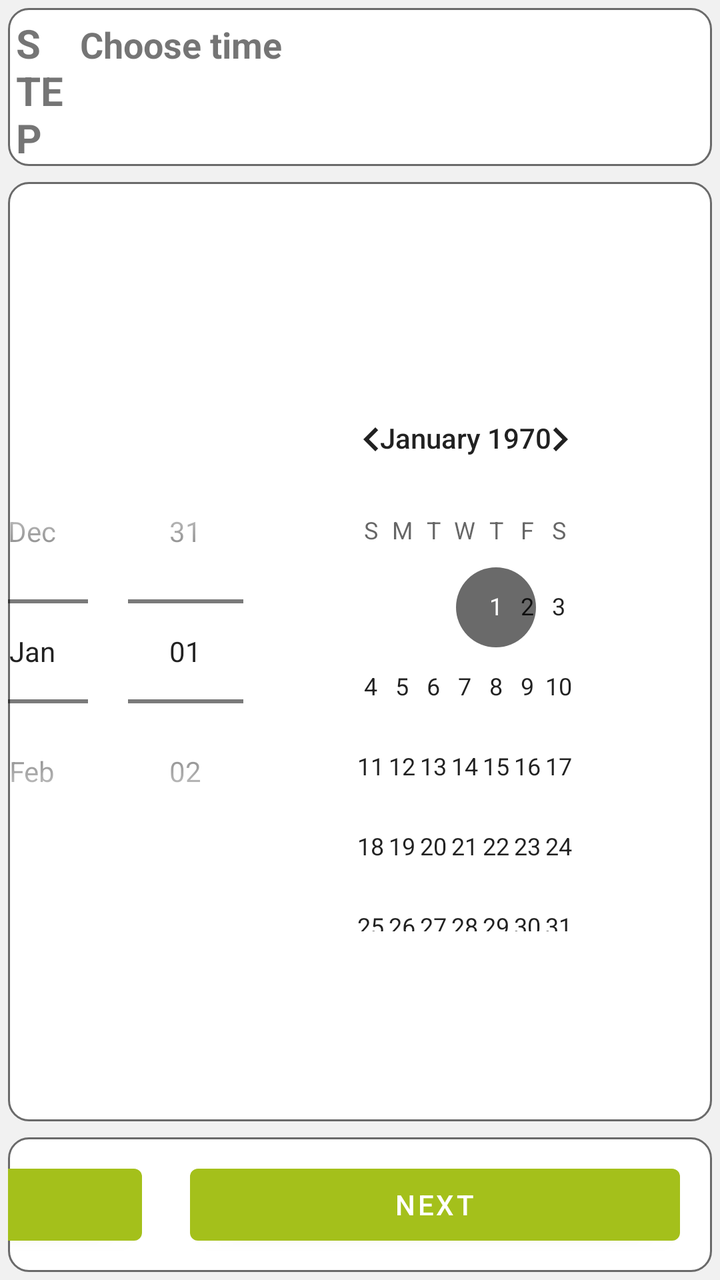
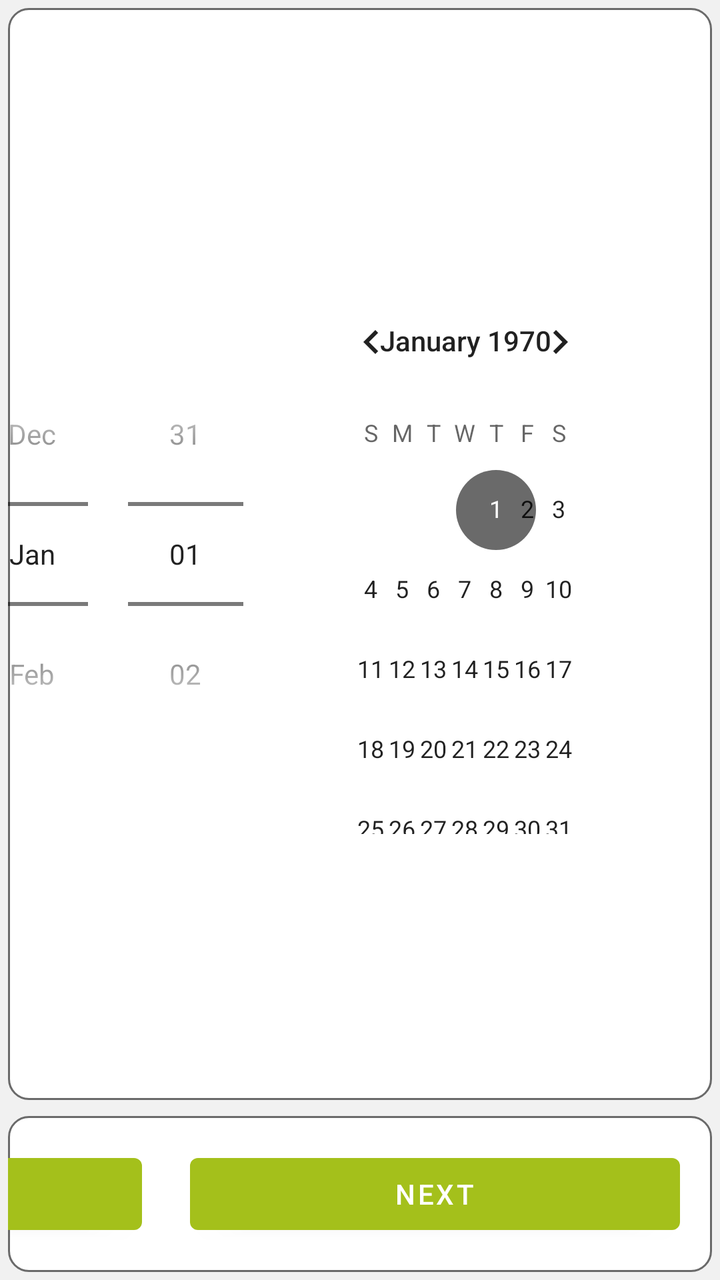

Two renders of the same Android screen: before a commit and after it. Below are the layout's source before the change and the commit's diff.
<!-- AndroidManifest.xml: application theme AppTheme -->
<!-- res/layout/fragment_creator_time_select.xml -->
<?xml version="1.0" encoding="utf-8"?>
<layout xmlns:android="http://schemas.android.com/apk/res/android"
    xmlns:app="http://schemas.android.com/apk/res-auto"
    xmlns:tools="http://schemas.android.com/tools">

    <data>

        <variable
            name="viewModel"
            type="eu.agribot.agribotapp.ui.fragment.taskcreator.timeselect.CreatorTimeSelectViewModel" />
    </data>


    <LinearLayout
        android:layout_width="match_parent"
        android:layout_height="match_parent"
        android:layout_margin="@dimen/margin_medium"
        android:gravity="center"
        android:orientation="vertical"
        android:background="@color/background_gray">


            <LinearLayout
            android:layout_width="match_parent"
            android:layout_height="12dp"
            android:layout_margin="@dimen/margin_small"
            android:layout_weight="1"
            android:background="@drawable/rounded_corner_layout"
            android:orientation="horizontal">

            <TextView
                android:layout_width="match_parent"
                android:layout_height="wrap_content"
                android:layout_margin="@dimen/margin_small"
                android:layout_weight="10"
                android:text="@string/step_2"
                android:textSize="@dimen/text_size_xlarge"
                android:textStyle="bold" />

            <TextView
                android:layout_width="match_parent"
                android:layout_height="wrap_content"
                android:layout_margin="@dimen/margin_small"
                android:layout_weight="1"

                android:text="@string/choose_time"
                android:textSize="@dimen/text_size_large"
                android:textStyle="bold" />


        </LinearLayout>


            <LinearLayout
                android:layout_width="match_parent"
                android:layout_height="0dp"
                android:layout_weight="7"
                android:layout_margin="@dimen/margin_small"
                android:background="@drawable/rounded_corner_layout"
                android:gravity="center">


                <DatePicker
                    android:id="@+id/date_picker"
                    android:layout_width="wrap_content"
                    android:layout_height="wrap_content"
                    android:layout_gravity="center"
                    android:layout_margin="@dimen/margin_medium"
                    android:datePickerMode="spinner" />

                <TimePicker
                    android:id="@+id/time_picker"
                    android:layout_width="wrap_content"
                    android:layout_height="wrap_content"
                    android:layout_gravity="center"
                    android:layout_margin="@dimen/margin_medium"
                    android:timePickerMode="clock" />


                <androidx.appcompat.widget.SwitchCompat
                    android:id="@+id/time_activator"
                    android:layout_width="wrap_content"
                    android:layout_height="wrap_content"
                    android:layout_gravity="center"
                    android:layout_marginHorizontal="@dimen/margin_large" />

            </LinearLayout>


            <LinearLayout
                android:layout_width="match_parent"
                android:layout_height="0dp"
                android:layout_weight="1"
                android:layout_margin="@dimen/margin_small"
                android:background="@drawable/rounded_corner_layout"
                android:gravity="end"
                android:orientation="horizontal">

                <TextView
                    android:layout_width="100dp"
                    android:layout_height="wrap_content"
                    android:layout_gravity="center"
                    android:layout_marginHorizontal="@dimen/margin_large"
                    android:text="@string/configuration_progress" />

                <ProgressBar
                    style="@style/Widget.AppCompat.ProgressBar.Horizontal"
                    android:layout_width="245dp"
                    android:layout_height="wrap_content"
                    android:padding="@dimen/margin_large"
                    android:layout_gravity="center"
                    android:layout_marginHorizontal="@dimen/margin_large"
                    android:progress="50" />


                <com.google.android.material.button.MaterialButton
                    android:layout_width="245dp"
                    android:layout_height="wrap_content"
                    android:layout_margin="@dimen/margin_medium"
                    android:layout_gravity="center"
                    android:onClick="@{()-> viewModel.onPreviousButtonClicked()}"
                    android:text="@string/back_button" />

                <com.google.android.material.button.MaterialButton
                    android:layout_width="245dp"
                    android:layout_height="wrap_content"
                    android:layout_gravity="center"
                    android:layout_marginHorizontal="@dimen/margin_large"
                    android:layout_marginVertical="@dimen/margin_medium"
                    android:onClick="@{()-> viewModel.onNextButtonClicked()}"
                    android:text="@string/next_button" />


            </LinearLayout>


    </LinearLayout>

</layout>
<!-- resources referenced by this layout -->
<resources>
  <color name="background_gray">#f1f1f1</color>
  <dimen name="margin_large">16dp</dimen>
  <dimen name="margin_medium">8dp</dimen>
  <dimen name="margin_small">4dp</dimen>
  <dimen name="text_size_large">18sp</dimen>
  <dimen name="text_size_xlarge">20sp</dimen>
  <!-- drawable rounded_corner_layout (drawable-mdpi) -->
  <?xml version="1.0" encoding="utf-8"?>
  <shape xmlns:android="http://schemas.android.com/apk/res/android">
  
      <solid android:color="@android:color/white"/>
      <corners android:radius="10dp"/>
      <stroke
          android:width="1dp"
          android:color="@color/gray" />
  
  </shape>
  <string name="back_button">Powrót</string>
  <string name="choose_time">Choose time</string>
  <string name="configuration_progress">Postęp konfiguracji</string>
  <string name="next_button">Next</string>
  <string name="step_2">STEP 2</string>
  <style name="AppTheme" parent="Theme.MaterialComponents.Light.DarkActionBar">
          
          <item name="colorPrimary">@color/colorPrimary</item>
          <item name="colorPrimaryDark">@color/colorPrimaryDark</item>
          <item name="colorAccent">@color/colorAccent</item>
      </style>
  <color name="gray">#6A6A6A</color>
  <color name="colorPrimary">@color/base_green</color>
  <color name="colorPrimaryDark">@color/base_green_darker</color>
  <color name="colorAccent">@color/gray</color>
  <color name="base_green">#a4c01b</color>
  <color name="base_green_darker">#839915</color>
</resources>

<!-- the commit's change to res/layout/fragment_creator_time_select.xml (unified diff, before → after) -->
@@ -18,38 +18,6 @@
         android:gravity="center"
         android:orientation="vertical"
         android:background="@color/background_gray">
-
-
-            <LinearLayout
-            android:layout_width="match_parent"
-            android:layout_height="12dp"
-            android:layout_margin="@dimen/margin_small"
-            android:layout_weight="1"
-            android:background="@drawable/rounded_corner_layout"
-            android:orientation="horizontal">
-
-            <TextView
-                android:layout_width="match_parent"
-                android:layout_height="wrap_content"
-                android:layout_margin="@dimen/margin_small"
-                android:layout_weight="10"
-                android:text="@string/step_2"
-                android:textSize="@dimen/text_size_xlarge"
-                android:textStyle="bold" />
-
-            <TextView
-                android:layout_width="match_parent"
-                android:layout_height="wrap_content"
-                android:layout_margin="@dimen/margin_small"
-                android:layout_weight="1"
-
-                android:text="@string/choose_time"
-                android:textSize="@dimen/text_size_large"
-                android:textStyle="bold" />
-
-
-        </LinearLayout>
-
 
             <LinearLayout
                 android:layout_width="match_parent"
<!-- resource entries referenced after the edit -->
@@ -4,8 +4,6 @@
   <dimen name="margin_large">16dp</dimen>
   <dimen name="margin_medium">8dp</dimen>
   <dimen name="margin_small">4dp</dimen>
-  <dimen name="text_size_large">18sp</dimen>
-  <dimen name="text_size_xlarge">20sp</dimen>
   <!-- drawable rounded_corner_layout (drawable-mdpi) -->
   <?xml version="1.0" encoding="utf-8"?>
   <shape xmlns:android="http://schemas.android.com/apk/res/android">
@@ -18,10 +16,8 @@
   
   </shape>
   <string name="back_button">Powrót</string>
-  <string name="choose_time">Choose time</string>
   <string name="configuration_progress">Postęp konfiguracji</string>
   <string name="next_button">Next</string>
-  <string name="step_2">STEP 2</string>
   <style name="AppTheme" parent="Theme.MaterialComponents.Light.DarkActionBar">
           
           <item name="colorPrimary">@color/colorPrimary</item>
